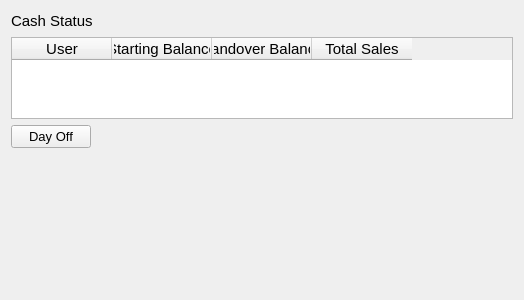
First picture: the form in estorecpp/cashbalancestatus.ui, repository Watti/estorecpp, before the edit.
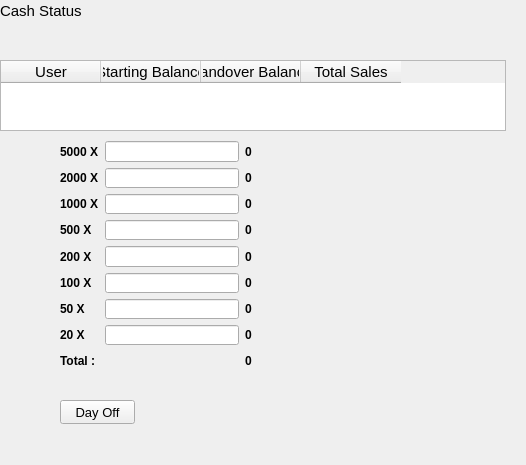
Second picture: the form after the edit.

Commit message: note calculator added to cash status

Patch:
```diff
--- a/estorecpp/cashbalancestatus.ui
+++ b/estorecpp/cashbalancestatus.ui
@@ -6,45 +6,22 @@
    <rect>
     <x>0</x>
     <y>0</y>
-    <width>524</width>
-    <height>300</height>
+    <width>526</width>
+    <height>465</height>
    </rect>
   </property>
   <property name="windowTitle">
    <string>Form</string>
   </property>
-  <layout class="QVBoxLayout" name="verticalLayout">
-   <item>
-    <layout class="QHBoxLayout" name="horizontalLayout">
-     <item>
-      <widget class="QLabel" name="label">
-       <property name="font">
-        <font>
-         <pointsize>11</pointsize>
-        </font>
-       </property>
-       <property name="text">
-        <string>Cash Status</string>
-       </property>
-      </widget>
-     </item>
-     <item>
-      <spacer name="horizontalSpacer">
-       <property name="orientation">
-        <enum>Qt::Horizontal</enum>
-       </property>
-       <property name="sizeHint" stdset="0">
-        <size>
-         <width>40</width>
-         <height>20</height>
-        </size>
-       </property>
-      </spacer>
-     </item>
-    </layout>
-   </item>
-   <item>
     <widget class="QTableWidget" name="tableWidget">
+   <property name="geometry">
+    <rect>
+     <x>0</x>
+     <y>60</y>
+     <width>506</width>
+     <height>71</height>
+    </rect>
+   </property>
      <property name="font">
       <font>
        <pointsize>11</pointsize>
@@ -71,11 +48,55 @@
       </property>
      </column>
     </widget>
+  <widget class="QWidget" name="layoutWidget">
+   <property name="geometry">
+    <rect>
+     <x>0</x>
+     <y>0</y>
+     <width>126</width>
+     <height>22</height>
+    </rect>
+   </property>
+   <layout class="QHBoxLayout" name="horizontalLayout">
+    <item>
+     <widget class="QLabel" name="label">
+      <property name="font">
+       <font>
+        <pointsize>11</pointsize>
+       </font>
+      </property>
+      <property name="text">
+       <string>Cash Status</string>
+      </property>
+     </widget>
    </item>
    <item>
-    <layout class="QHBoxLayout" name="horizontalLayout_2">
+     <layout class="QHBoxLayout" name="horizontalLayout_2"/>
+    </item>
      <item>
+     <spacer name="horizontalSpacer">
+      <property name="orientation">
+       <enum>Qt::Horizontal</enum>
+      </property>
+      <property name="sizeHint" stdset="0">
+       <size>
+        <width>40</width>
+        <height>20</height>
+       </size>
+      </property>
+     </spacer>
+    </item>
+   </layout>
+  </widget>
       <widget class="QPushButton" name="btnDayoff">
+   <property name="geometry">
+    <rect>
+     <x>60</x>
+     <y>400</y>
+     <width>75</width>
+     <height>24</height>
+    </rect>
+   </property>
        <property name="font">
         <font>
          <pointsize>10</pointsize>
@@ -85,9 +106,267 @@
         <string>Day Off</string>
        </property>
       </widget>
-     </item>
-     <item>
-      <spacer name="horizontalSpacer_2">
+  <widget class="QWidget" name="">
+   <property name="geometry">
+    <rect>
+     <x>60</x>
+     <y>141</y>
+     <width>192</width>
+     <height>230</height>
+    </rect>
+   </property>
+   <layout class="QGridLayout" name="gridLayout">
+    <item row="0" column="0">
+     <widget class="QLabel" name="label_2">
+      <property name="font">
+       <font>
+        <weight>75</weight>
+        <bold>true</bold>
+       </font>
+      </property>
+      <property name="text">
+       <string>5000 X</string>
+      </property>
+     </widget>
+    </item>
+    <item row="0" column="1">
+     <widget class="QLineEdit" name="note5000">
+      <property name="maxLength">
+       <number>32811</number>
+      </property>
+     </widget>
+    </item>
+    <item row="0" column="2">
+     <widget class="QLabel" name="note5000Total">
+      <property name="font">
+       <font>
+        <weight>75</weight>
+        <bold>true</bold>
+       </font>
+      </property>
+      <property name="text">
+       <string>0</string>
+      </property>
+     </widget>
+    </item>
+    <item row="1" column="0">
+     <widget class="QLabel" name="label_3">
+      <property name="font">
+       <font>
+        <weight>75</weight>
+        <bold>true</bold>
+       </font>
+      </property>
+      <property name="text">
+       <string>2000 X</string>
+      </property>
+     </widget>
+    </item>
+    <item row="1" column="1">
+     <widget class="QLineEdit" name="note2000"/>
+    </item>
+    <item row="1" column="2">
+     <widget class="QLabel" name="note2000Total">
+      <property name="font">
+       <font>
+        <weight>75</weight>
+        <bold>true</bold>
+       </font>
+      </property>
+      <property name="text">
+       <string>0</string>
+      </property>
+     </widget>
+    </item>
+    <item row="2" column="0">
+     <widget class="QLabel" name="label_4">
+      <property name="font">
+       <font>
+        <weight>75</weight>
+        <bold>true</bold>
+       </font>
+      </property>
+      <property name="text">
+       <string>1000 X</string>
+      </property>
+     </widget>
+    </item>
+    <item row="2" column="1">
+     <widget class="QLineEdit" name="note1000"/>
+    </item>
+    <item row="2" column="2">
+     <widget class="QLabel" name="note1000Total">
+      <property name="font">
+       <font>
+        <weight>75</weight>
+        <bold>true</bold>
+       </font>
+      </property>
+      <property name="text">
+       <string>0</string>
+      </property>
+     </widget>
+    </item>
+    <item row="3" column="0">
+     <widget class="QLabel" name="label_5">
+      <property name="font">
+       <font>
+        <weight>75</weight>
+        <bold>true</bold>
+       </font>
+      </property>
+      <property name="text">
+       <string>500 X</string>
+      </property>
+     </widget>
+    </item>
+    <item row="3" column="1">
+     <widget class="QLineEdit" name="note500"/>
+    </item>
+    <item row="3" column="2">
+     <widget class="QLabel" name="note500Total">
+      <property name="font">
+       <font>
+        <weight>75</weight>
+        <bold>true</bold>
+       </font>
+      </property>
+      <property name="text">
+       <string>0</string>
+      </property>
+     </widget>
+    </item>
+    <item row="4" column="0">
+     <widget class="QLabel" name="label_10">
+      <property name="font">
+       <font>
+        <weight>75</weight>
+        <bold>true</bold>
+       </font>
+      </property>
+      <property name="text">
+       <string>200 X</string>
+      </property>
+     </widget>
+    </item>
+    <item row="4" column="1">
+     <widget class="QLineEdit" name="note200"/>
+    </item>
+    <item row="4" column="2">
+     <widget class="QLabel" name="note200Total">
+      <property name="font">
+       <font>
+        <weight>75</weight>
+        <bold>true</bold>
+       </font>
+      </property>
+      <property name="text">
+       <string>0</string>
+      </property>
+     </widget>
+    </item>
+    <item row="5" column="0">
+     <widget class="QLabel" name="label_6">
+      <property name="font">
+       <font>
+        <weight>75</weight>
+        <bold>true</bold>
+       </font>
+      </property>
+      <property name="text">
+       <string>100 X</string>
+      </property>
+     </widget>
+    </item>
+    <item row="5" column="1">
+     <widget class="QLineEdit" name="note100"/>
+    </item>
+    <item row="5" column="2">
+     <widget class="QLabel" name="note100Total">
+      <property name="font">
+       <font>
+        <weight>75</weight>
+        <bold>true</bold>
+       </font>
+      </property>
+      <property name="text">
+       <string>0</string>
+      </property>
+     </widget>
+    </item>
+    <item row="6" column="0">
+     <widget class="QLabel" name="label_7">
+      <property name="font">
+       <font>
+        <weight>75</weight>
+        <bold>true</bold>
+       </font>
+      </property>
+      <property name="text">
+       <string>50 X</string>
+      </property>
+     </widget>
+    </item>
+    <item row="6" column="1">
+     <widget class="QLineEdit" name="note50"/>
+    </item>
+    <item row="6" column="2">
+     <widget class="QLabel" name="note50Total">
+      <property name="font">
+       <font>
+        <weight>75</weight>
+        <bold>true</bold>
+       </font>
+      </property>
+      <property name="text">
+       <string>0</string>
+      </property>
+     </widget>
+    </item>
+    <item row="7" column="0">
+     <widget class="QLabel" name="label_8">
+      <property name="font">
+       <font>
+        <weight>75</weight>
+        <bold>true</bold>
+       </font>
+      </property>
+      <property name="text">
+       <string>20 X</string>
+      </property>
+     </widget>
+    </item>
+    <item row="7" column="1">
+     <widget class="QLineEdit" name="note20"/>
+    </item>
+    <item row="7" column="2">
+     <widget class="QLabel" name="note20Total">
+      <property name="font">
+       <font>
+        <weight>75</weight>
+        <bold>true</bold>
+       </font>
+      </property>
+      <property name="text">
+       <string>0</string>
+      </property>
+     </widget>
+    </item>
+    <item row="8" column="0">
+     <widget class="QLabel" name="label_9">
+      <property name="font">
+       <font>
+        <weight>75</weight>
+        <bold>true</bold>
+       </font>
+      </property>
+      <property name="text">
+       <string>Total : </string>
+      </property>
+     </widget>
+    </item>
+    <item row="8" column="1">
+     <spacer name="horizontalSpacer_3">
        <property name="orientation">
         <enum>Qt::Horizontal</enum>
        </property>
@@ -99,22 +378,21 @@
        </property>
       </spacer>
      </item>
-    </layout>
-   </item>
-   <item>
-    <spacer name="verticalSpacer">
-     <property name="orientation">
-      <enum>Qt::Vertical</enum>
-     </property>
-     <property name="sizeHint" stdset="0">
-      <size>
-       <width>20</width>
-       <height>251</height>
-      </size>
-     </property>
-    </spacer>
-   </item>
-  </layout>
+    <item row="8" column="2">
+     <widget class="QLabel" name="grandTotal">
+      <property name="font">
+       <font>
+        <weight>75</weight>
+        <bold>true</bold>
+       </font>
+      </property>
+      <property name="text">
+       <string>0</string>
+      </property>
+     </widget>
+    </item>
+   </layout>
+  </widget>
  </widget>
  <resources/>
  <connections/>
```
Lines whose indentation alone changed are shown as unchanged. The commit also changes 3 other files.
